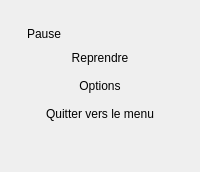
The window that Source/Elements/UI/PauseScreen.ui (azertval/JustAnotherDnDGame) describes before a commit, drawn with Qt 5.
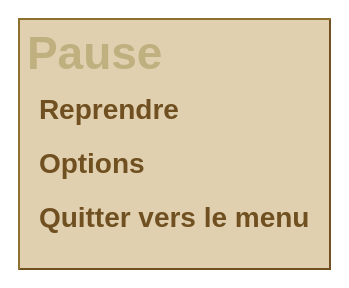
The same window after the commit. Custom widgets are drawn as their Qt base class.

```diff
--- a/Source/Elements/UI/PauseScreen.ui
+++ b/Source/Elements/UI/PauseScreen.ui
@@ -2,6 +2,54 @@
 <ui version="4.0">
  <class>PauseScreen</class>
  <widget class="QWidget" name="PauseScreen">
+  <property name="styleSheet">
+   <string notr="true">#PauseScreen {
+    background-color: #d0c0a0;
+    font-family: "Pixelify Sans", monospace;
+    font-size: 20px;
+    color: #302000;
+}
+
+#PauseScreen {
+    background-color: transparent;
+}
+
+#PauseScreen QLabel#pauseTitle {
+    color: #c0b080;
+    font-family: "Press Start 2P", monospace;
+    font-size: 46px;
+    font-weight: bold;
+}
+
+#PauseScreen QWidget#menuCard {
+    background-color: #e0d0b0;
+    border: 2px solid #302000;
+    border-top-color: #907030;
+    border-left-color: #907030;
+    border-bottom-color: #705020;
+    border-right-color: #705020;
+    padding: 24px;
+}
+
+#PauseScreen QPushButton {
+    color: #705020;
+    background: transparent;
+    border: none;
+    border-radius: 0;
+    text-align: left;
+    padding: 8px 12px;
+    font-size: 28px;
+    font-weight: bold;
+}
+
+#PauseScreen QPushButton:hover, #PauseScreen QPushButton:focus {
+    color: #c0a060;
+}
+
+#PauseScreen QPushButton:disabled {
+    color: #907030;
+}</string>
+  </property>
   <layout class="QVBoxLayout" name="outerLayout">
    <!-- Recouvrement plein cadre (LOT-59 TACHE-02) : le menu est centre par les extenseurs
         haut/bas, sur un fond translucide pose en code (PauseScreen::PauseScreen) qui laisse
```
Left out of the diff: 5 changed lines with no effect on the pictures.
